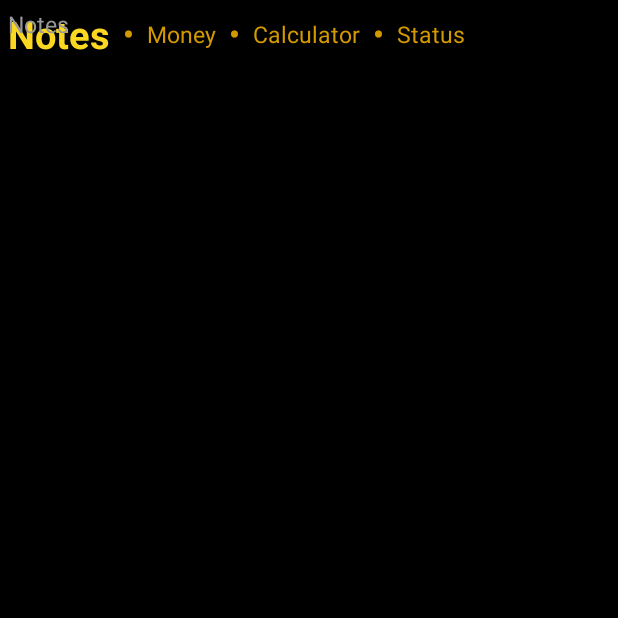
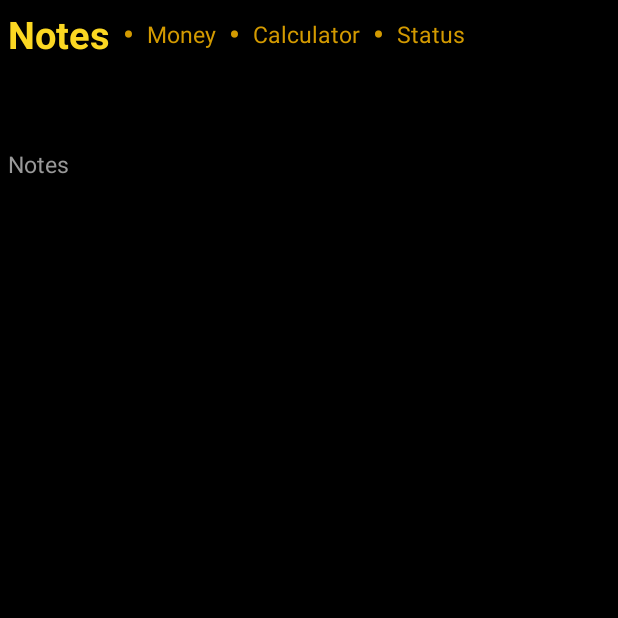
Before and after one commit to trono-wq/money, an Android app: the screen it shows after launch (Notes), after a tap on "Notes", on a phone screen of 412 x 824 dp, the top half of it. Run offline under Robolectric (Android 15) with nearby library versions, the phone set to English and light mode, and no system bars.

Commit message:
notes - fix input position debt, credit, money - buttons debt, credit, money - logic

```diff
--- a/app/src/main/java/com/example/money/I_Money.kt
+++ b/app/src/main/java/com/example/money/I_Money.kt
@@ -1,3 +1,4 @@
+
 
 package com.example.money
 
@@ -38,6 +39,7 @@ class Money : AppCompatActivity() {
     private lateinit var allowanceInput: EditText
     private lateinit var spentInput: EditText
     private lateinit var saveButton: Button
+    private lateinit var clearAllButton: Button
 
     private lateinit var enterBar: LinearLayout
     private lateinit var inputBar: LinearLayout
@@ -83,6 +85,12 @@ class Money : AppCompatActivity() {
         allowanceInput = findViewById(R.id.m_i_allowance)
         spentInput = findViewById(R.id.m_i_spent)
         saveButton = findViewById(R.id.save)
+        clearAllButton = findViewById(R.id.b_clear_all)
+        clearAllButton.visibility = View.GONE
+
+        clearAllButton.setOnClickListener {
+            clearAllInputs()
+        }
 
         enterBar = findViewById(R.id.enter_bar)
         inputBar = findViewById(R.id.input_bar)
@@ -360,6 +368,40 @@ class Money : AppCompatActivity() {
             if (valid) android.graphics.Typeface.BOLD
             else android.graphics.Typeface.NORMAL
         )
+
+        clearAllButton.visibility =
+            if (valid) View.VISIBLE else View.GONE
+    }
+
+    // CLEAR ALL INPUTS
+
+    private fun clearAllInputs() {
+
+        isCompactingEntries = true
+
+        try {
+            dateInput.text.clear()
+            allowanceInput.text.clear()
+            spentInput.text.clear()
+
+            debtInputs.forEach { entry ->
+                entry.amount.text.clear()
+                entry.name.text.clear()
+            }
+
+            creditInputs.forEach { entry ->
+                entry.amount.text.clear()
+                entry.name.text.clear()
+            }
+
+            removeExtraEntries(debtInputs, enterBar, inputBar)
+            removeExtraEntries(creditInputs, enterBar, inputBar)
+
+        } finally {
+            isCompactingEntries = false
+        }
+
+        updateSaveButton()
     }
 
     // SAVE DATA
--- a/app/src/main/res/layout/i_i_notes.xml
+++ b/app/src/main/res/layout/i_i_notes.xml
@@ -2,7 +2,6 @@
 <androidx.constraintlayout.widget.ConstraintLayout
     xmlns:android="http://schemas.android.com/apk/res/android"
     xmlns:app="http://schemas.android.com/apk/res-auto"
-    xmlns:tools="http://schemas.android.com/tools"
     android:layout_width="match_parent"
     android:layout_height="match_parent">
 
@@ -115,37 +114,40 @@
     <!-- SCROLL -->
     <ScrollView
         android:id="@+id/scroll_view"
-        android:layout_width="411dp"
-        android:layout_height="640dp"
-        tools:layout_editor_absoluteY="91dp">
+        android:layout_width="0dp"
+        android:layout_height="0dp"
+        app:layout_constraintTop_toBottomOf="@id/main_action_bar"
+        app:layout_constraintBottom_toBottomOf="parent"
+        app:layout_constraintStart_toStartOf="parent"
+        app:layout_constraintEnd_toEndOf="parent">
 
         <!-- SCROLL LAYOUT -->
         <LinearLayout
             android:id="@+id/places_action_bar"
             android:layout_width="match_parent"
             android:layout_height="wrap_content"
-            android:layout_marginTop="0dp"
+            android:orientation="vertical"
             android:gravity="center"
-            android:orientation="vertical"
-            android:padding="5dp">
+            android:padding="5dp"
+            android:layout_marginTop="48dp">
 
             <EditText
+                android:layout_width="match_parent"
+                android:layout_height="wrap_content"
+                android:gravity="top|start"
+                android:inputType="textMultiLine"
+                android:singleLine="false"
+                android:scrollHorizontally="false"
+                android:minLines="1"
+                android:backgroundTint="@null"
+                android:background="@null"
                 android:id="@+id/n_input"
 
-                android:layout_width="match_parent"
-                android:layout_height="wrap_content"
-                android:background="@null"
-                android:backgroundTint="@null"
-                android:gravity="top|start"
-                android:hint="@string/n_input"
-                android:inputType="textMultiLine"
-                android:minLines="1"
-                android:scrollHorizontally="false"
 
-                android:singleLine="false"
                 android:textColor="#FFFFFF"
                 android:textColorHint="#999999"
-                android:textSize="15sp" />
+                android:textSize="15sp"
+                android:hint="Notes"/>
         </LinearLayout>
     </ScrollView>
 </androidx.constraintlayout.widget.ConstraintLayout>
```
Also changed, not shown: app/src/main/java/com/example/money/MoneyData.kt (+52 -5 lines), app/src/main/java/com/example/money/PeopleActivity.kt (+17 -2 lines).
